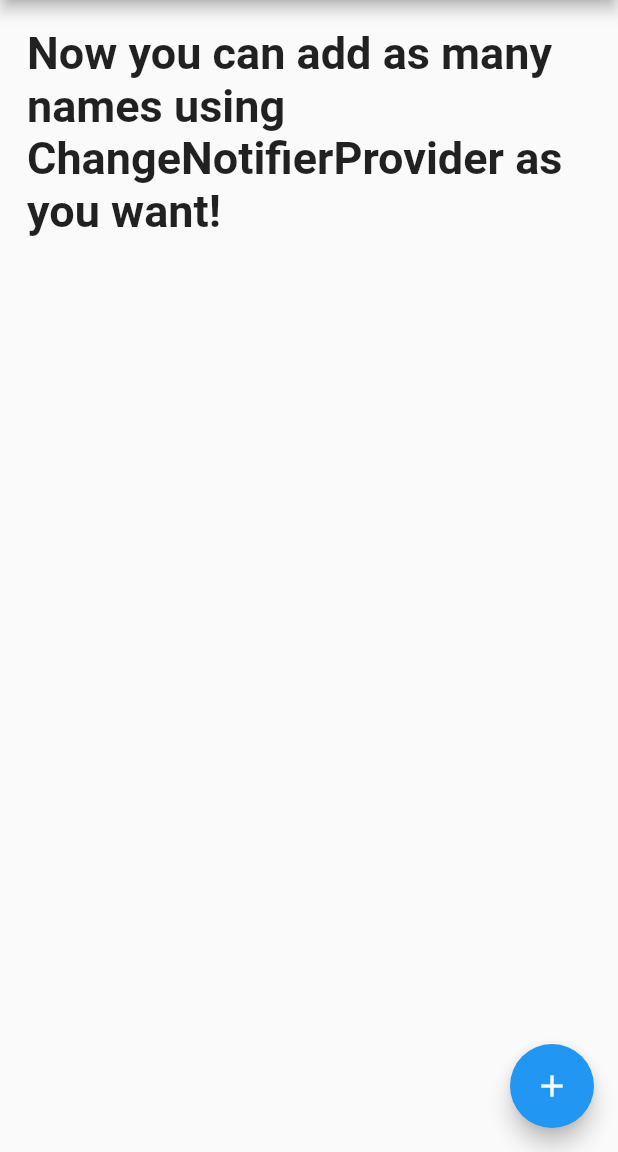
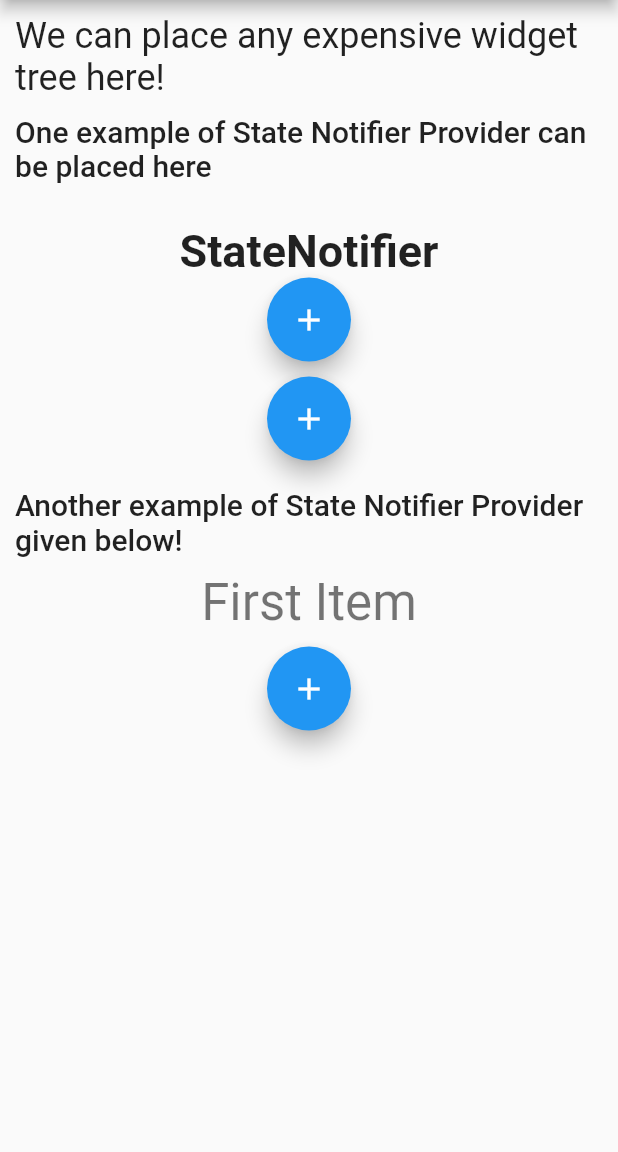
Before and after one commit to sanjibsinha/riverpod_examples, a Flutter app: the screen it shows after launch, after a tap on the "add" icon, on a phone screen of 412 x 824 dp, the part 84-1236 px from its top. Run offline on Flutter 3.47's test engine with Material 2 defaults, Android fonts, the light colour scheme and no system bars; our stand-ins replace flutter_riverpod.

Commit message:
updating state notifier provider

```diff
--- a/lib/main.dart
+++ b/lib/main.dart
@@ -1,8 +1,6 @@
 import 'package:flutter/material.dart';
 import 'package:flutter_riverpod/flutter_riverpod.dart';
-import 'package:riverpod_examples/change-notifier-provider/change_notifier_provider.dart';
-import 'package:riverpod_examples/state-notifier-provider/state_notifier_provider.dart';
-
+import 'state-notifier-provider/view/home_cart_notifier.dart';
 import 'state-provider/view/state_provider_example.dart';
 
 // import 'provider/controller/provider_example_widget.dart';
@@ -21,7 +19,8 @@ class App extends StatelessWidget {
         primarySwatch: Colors.blue,
       ),
       // home: Home(),
-      home: HomeOfChangeNotifierProvider(),
+      // home: HomeOfChangeNotifierProvider(),
+      home: HomeCartNotifier(),
     );
   }
 }
--- /dev/null
+++ b/lib/state-notifier-provider/controller/body_widget.dart
@@ -0,0 +1,31 @@
+import 'package:flutter/material.dart';
+import 'package:flutter_riverpod/flutter_riverpod.dart';
+import '../model/cart_notifier.dart';
+
+class BodyWidget extends StatelessWidget {
+  const BodyWidget({
+    Key key,
+    @required this.cartStateNotifierProvider,
+  }) : super(key: key);
+
+  final ClassOfItems cartStateNotifierProvider;
+
+  @override
+  Widget build(BuildContext context) {
+    return Center(
+      child: Column(children: [
+        Text(cartStateNotifierProvider.items,
+          style: Theme.of(context).textTheme.headline4,
+        ),
+        SizedBox(height: 10.0,),
+        FloatingActionButton(
+          onPressed: () => context.read(itemNotifier).addToCart(
+            ClassOfItems(items: 'Added to cart'),
+          ),
+          child: Icon(Icons.add),
+        ),
+      ],
+      ),
+    );
+  }
+}
--- /dev/null
+++ b/lib/state-notifier-provider/model/cart_notifier.dart
@@ -0,0 +1,17 @@
+import 'package:flutter_riverpod/flutter_riverpod.dart';
+
+class ClassOfItems {
+  String items;
+  ClassOfItems({this.items});
+}
+
+class CartNotifier extends StateNotifier<ClassOfItems> {
+  CartNotifier() : super(ClassOfItems(items: 'First Item'));
+  void addToCart(ClassOfItems items) {
+    state = items;
+  }
+}
+
+final itemNotifier = StateNotifierProvider<CartNotifier>((ref) {
+  return CartNotifier();
+});
--- /dev/null
+++ b/lib/state-notifier-provider/model/name_notifier.dart
@@ -0,0 +1,17 @@
+import 'package:flutter_riverpod/flutter_riverpod.dart';
+
+class NameNotifier extends StateNotifier<String> {
+  NameNotifier() : super('StateNotifier');
+
+  void addNames(String names) {
+    state = names;
+  }
+
+  void updateNames(String names) {
+    state = names;
+  }
+}
+
+final nameNotifierProvider = StateNotifierProvider<NameNotifier>((ref) {
+  return NameNotifier();
+});
--- a/lib/state-notifier-provider/state_notifier_provider.dart
+++ /dev/null
@@ -1,60 +0,0 @@
-import 'package:flutter/material.dart';
-import 'package:flutter/widgets.dart';
-import 'package:flutter_riverpod/flutter_riverpod.dart';
-
-class NameNotifier extends StateNotifier<List<String>> {
-  NameNotifier() : super([]);
-  void addNames(String names) {
-    state = [...state, names];
-  }
-
-  void deleteNames(String names) {
-    state = [
-      for (final loopNames in state)
-        if (names != loopNames) loopNames,
-    ];
-  }
-}
-
-final nameNotifierProvider = StateNotifierProvider<NameNotifier>((ref) {
-  return NameNotifier();
-});
-
-class HomeStateNotifierProvider extends ConsumerWidget {
-  const HomeStateNotifierProvider({Key key}) : super(key: key);
-
-  @override
-  Widget build(BuildContext context, ScopedReader watch) {
-    final nameStateNotifierProvider = watch(nameNotifierProvider.state);
-    return Scaffold(
-      appBar: AppBar(
-        title: Text('Riverpod Examples'),
-      ),
-      // body: ProviderExampleWidget(),
-      // body: StateProviderExample(),
-      body: Padding(
-        padding: const EdgeInsets.all(18.0),
-        child: Center(
-          child: ListView.builder(
-            itemBuilder: (context, index) {
-              return Text(
-                nameStateNotifierProvider[index].toString(),
-                style: TextStyle(
-                  fontSize: 30.0,
-                  fontWeight: FontWeight.bold,
-                ),
-              );
-            },
-            itemCount: nameStateNotifierProvider.length,
-          ),
-        ),
-      ),
-      floatingActionButton: FloatingActionButton(
-        onPressed: () =>
-            context.read(nameNotifierProvider).addNames('Now you can '
-                'add as many names as you want!'),
-        child: Icon(Icons.add),
-      ),
-    );
-  }
-}
--- /dev/null
+++ b/lib/state-notifier-provider/view/cart_notifier_provider.dart
@@ -0,0 +1,14 @@
+import 'package:flutter/material.dart';
+import 'package:flutter_riverpod/flutter_riverpod.dart';
+import '../controller/body_widget.dart';
+import '../model/cart_notifier.dart';
+
+class CartNotifierProvider extends ConsumerWidget {
+  const CartNotifierProvider({Key key}) : super(key: key);
+
+  @override
+  Widget build(BuildContext context, ScopedReader watch) {
+    final cartStateNotifierProvider = watch(itemNotifier.state);
+    return BodyWidget(cartStateNotifierProvider: cartStateNotifierProvider);
+  }
+}
--- /dev/null
+++ b/lib/state-notifier-provider/view/home_cart_notifier.dart
@@ -0,0 +1,56 @@
+import 'package:flutter/material.dart';
+import 'state_notifier_provider.dart';
+import 'cart_notifier_provider.dart';
+
+class HomeCartNotifier extends StatelessWidget {
+  @override
+  Widget build(BuildContext context) {
+    return Scaffold(
+      appBar: AppBar(
+        title: Text('Riverpod Examples'),
+      ),
+      body: AnExpensiveWidget(),
+    );
+  }
+}
+
+class AnExpensiveWidget extends StatelessWidget {
+  @override
+  Widget build(BuildContext context) {
+    return Padding(
+      padding: EdgeInsets.all(
+        10.0,
+      ),
+      child: ListView(
+        children: [
+          Text(
+            'We can place any expensive widget tree here!',
+            style: Theme.of(context).textTheme.headline5,
+          ),
+          SizedBox(
+            height: 10.0,
+          ),
+          Text(
+            'One example of State Notifier Provider'
+            ' can be placed here',
+            style: Theme.of(context).textTheme.headline6,
+          ),
+          SizedBox(
+            height: 10.0,
+          ),
+          HomeStateNotifierProvider(),
+          // HomeStateNotifierProvider(),
+          Text(
+            'Another example of State Notifier Provider'
+            ' given below!',
+            style: Theme.of(context).textTheme.headline6,
+          ),
+          SizedBox(
+            height: 10.0,
+          ),
+          CartNotifierProvider(),
+        ],
+      ),
+    );
+  }
+}
--- /dev/null
+++ b/lib/state-notifier-provider/view/state_notifier_provider.dart
@@ -0,0 +1,44 @@
+import 'package:flutter/material.dart';
+import 'package:flutter/widgets.dart';
+import 'package:flutter_riverpod/flutter_riverpod.dart';
+import '../model/name_notifier.dart';
+
+class HomeStateNotifierProvider extends ConsumerWidget {
+  const HomeStateNotifierProvider({Key key}) : super(key: key);
+
+  @override
+  Widget build(BuildContext context, ScopedReader watch) {
+    final nameStateNotifierProvider = watch(nameNotifierProvider.state);
+    return Padding(
+      padding: const EdgeInsets.all(18.0),
+      child: Center(
+        child: Column(
+          children: [
+            Text(
+              nameStateNotifierProvider.toString(),
+              style: TextStyle(
+                fontSize: 30.0,
+                fontWeight: FontWeight.bold,
+              ),
+            ),
+            FloatingActionButton(
+              onPressed: () =>
+                  context.read(nameNotifierProvider).addNames('Now you can '
+                      'add name!'),
+              child: Icon(Icons.add),
+            ),
+            SizedBox(
+              height: 10.0,
+            ),
+            FloatingActionButton(
+              onPressed: () =>
+                  context.read(nameNotifierProvider).updateNames('Now you can '
+                      'update the name!'),
+              child: Icon(Icons.add),
+            ),
+          ],
+        ),
+      ),
+    );
+  }
+}
```
